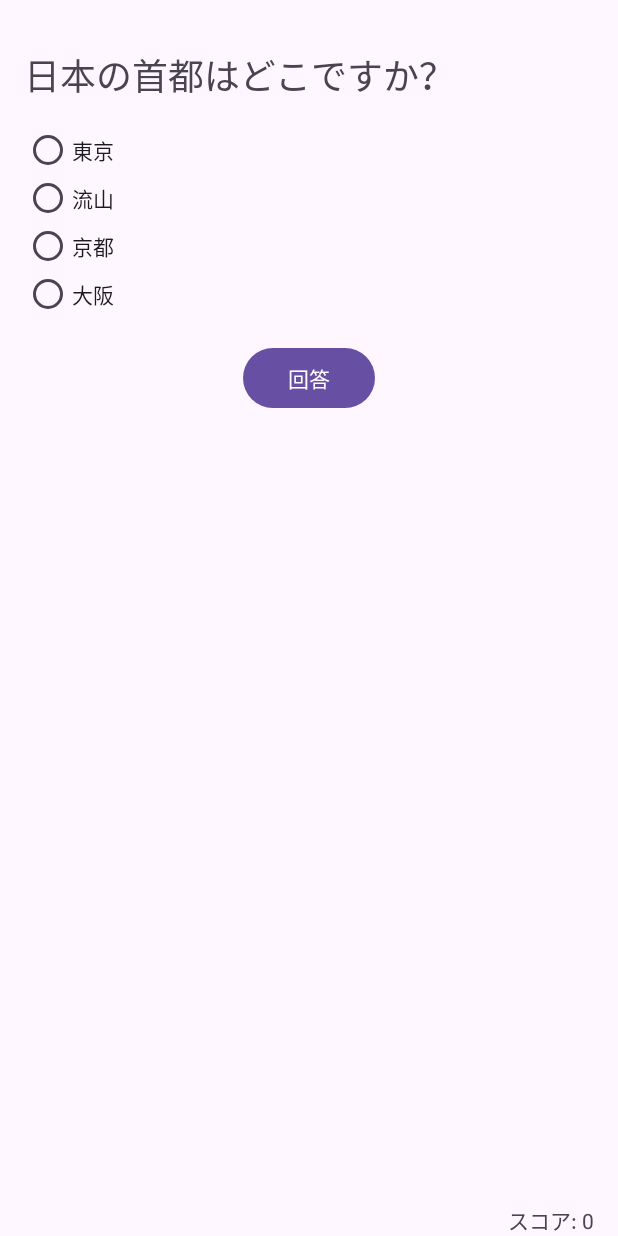
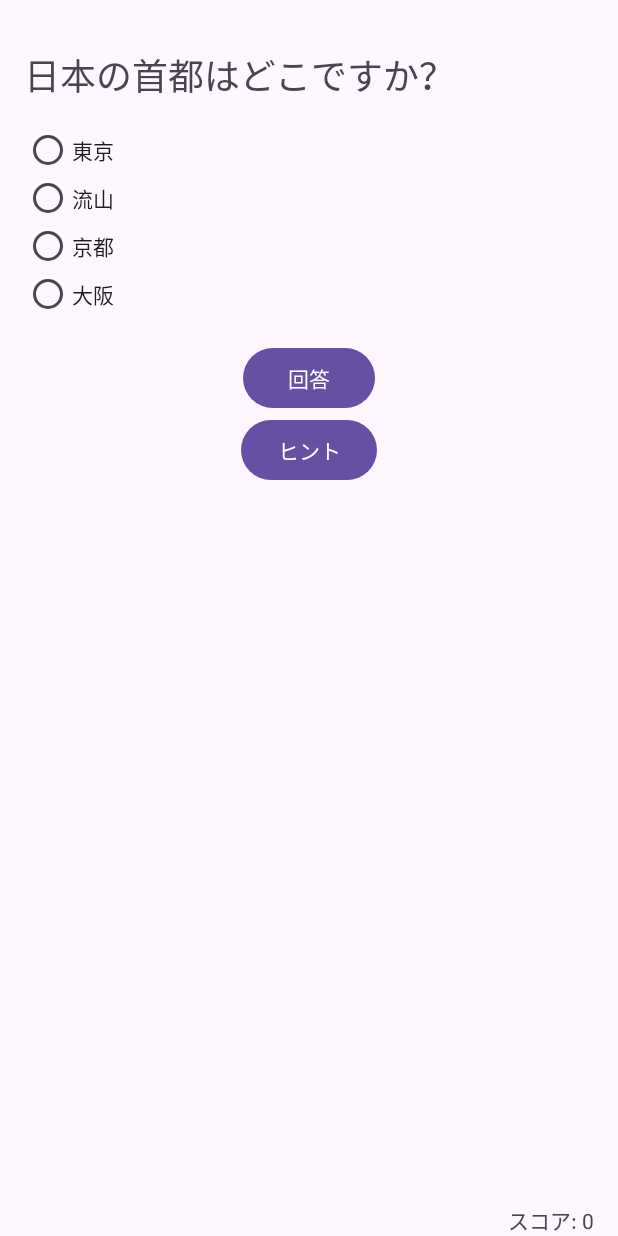
Before and after one commit to hide0119/GambareRentaro, an Android app built with Jetpack Compose: the MainActivity screen opened directly, with no data from a screen before it, on a phone screen of 412 x 824 dp. Run offline under Robolectric (Android 15) with nearby library versions, the phone set to English and light mode, and no system bars; pictures from the network do not load.

Commit message:
問題画面のヒントを追加

```diff
--- a/app/build.gradle.kts
+++ b/app/build.gradle.kts
@@ -70,4 +70,5 @@ dependencies {
     androidTestImplementation(libs.androidx.ui.test.junit4)
     debugImplementation(libs.androidx.ui.tooling)
     debugImplementation(libs.androidx.ui.test.manifest)
+    implementation("com.google.android.material:material:1.12.0")
 }
--- a/app/src/main/AndroidManifest.xml
+++ b/app/src/main/AndroidManifest.xml
@@ -31,4 +31,6 @@
         </activity>
     </application>
 
+    <uses-permission android:name="android.permission.INTERNET"/>
+
 </manifest>
--- a/app/src/main/java/com/example/gambarerentaro/MainActivity.kt
+++ b/app/src/main/java/com/example/gambarerentaro/MainActivity.kt
@@ -9,6 +9,12 @@ import android.widget.TextView
 import android.widget.Toast
 import androidx.appcompat.app.AppCompatActivity
 import android.media.SoundPool
+import android.net.Uri
+import android.view.View
+import android.webkit.WebSettings
+import android.webkit.WebView
+import android.webkit.WebViewClient
+import android.widget.LinearLayout
 
 class MainActivity : AppCompatActivity() {
 
@@ -67,9 +73,18 @@ class MainActivity : AppCompatActivity() {
                 }
             }
         }
+
+        val webView = findViewById<WebView>(R.id.webView)
+        // キャッシュモードを変更
+        webView.settings.cacheMode = WebSettings.LOAD_CACHE_ELSE_NETWORK
+        webView.settings.javaScriptEnabled = true // JavaScript を有効にする
+        webView.webViewClient = WebViewClient() // リンクを WebView 内で開く
     }
 
     private fun showQuestion() {
+        // WebView を非表示にする
+        val webViewContainer = findViewById<LinearLayout>(R.id.webViewContainer)
+        webViewContainer.visibility = View.GONE
         if (currentQuestionIndex < questions.size) {
             val question = questions[currentQuestionIndex]
             tvQuestion.text = question.text
@@ -117,5 +132,20 @@ class MainActivity : AppCompatActivity() {
         soundPool.release()
     }
 
+    fun toggleWebView(view: View) {
+        val webViewContainer = findViewById<LinearLayout>(R.id.webViewContainer)
+        val webView = findViewById<WebView>(R.id.webView)
+
+        if (webViewContainer.visibility == View.GONE) {
+            webViewContainer.visibility = View.VISIBLE
+            // WebView に URL をロード
+            val searchQuery = questions[currentQuestionIndex].text // 現在の問題文を検索キーワードにする
+            val url = "https://www.google.com/search?q=" + Uri.encode(searchQuery)
+            webView.loadUrl(url)
+        } else {
+            webViewContainer.visibility = View.GONE
+        }
+    }
+
     data class Question(val text: String, val answer: String, val options: List<String>)
 }
--- a/app/src/main/res/layout/activity_main.xml
+++ b/app/src/main/res/layout/activity_main.xml
@@ -1,6 +1,7 @@
 <?xml version="1.0" encoding="utf-8"?>
 <androidx.constraintlayout.widget.ConstraintLayout xmlns:android="http://schemas.android.com/apk/res/android"
     xmlns:app="http://schemas.android.com/apk/res-auto"
+    xmlns:tools="http://schemas.android.com/tools"
     android:layout_width="match_parent"
     android:layout_height="match_parent">
 
@@ -57,6 +58,33 @@
         app:layout_constraintEnd_toEndOf="parent"
         app:layout_constraintStart_toStartOf="parent"
         app:layout_constraintTop_toBottomOf="@+id/rg_choices" />
+    <LinearLayout
+        android:id="@+id/webViewContainer"
+        android:layout_width="0dp"
+        android:layout_height="wrap_content"
+        android:orientation="vertical"
+        android:visibility="gone"
+        app:layout_constraintEnd_toEndOf="parent"
+        app:layout_constraintStart_toStartOf="parent"
+        app:layout_constraintTop_toBottomOf="@+id/btn_answer"
+        tools:ignore="WebViewLayout">
+
+        <WebView
+            android:id="@+id/webView"
+            android:layout_width="match_parent"
+            android:layout_height="300dp" />
+
+    </LinearLayout>
+
+    <Button
+        android:id="@+id/hintButton"
+        android:layout_width="wrap_content"
+        android:layout_height="wrap_content"
+        android:text="ヒント"
+        android:onClick="toggleWebView"
+        app:layout_constraintEnd_toEndOf="parent"
+        app:layout_constraintStart_toStartOf="parent"
+        app:layout_constraintTop_toBottomOf="@+id/webViewContainer" />
 
     <TextView
         android:id="@+id/tv_score"
```
Also changed, not shown: app/src/main/java/com/example/gambarerentaro/ResultActivity.kt (+0 -12 lines).
